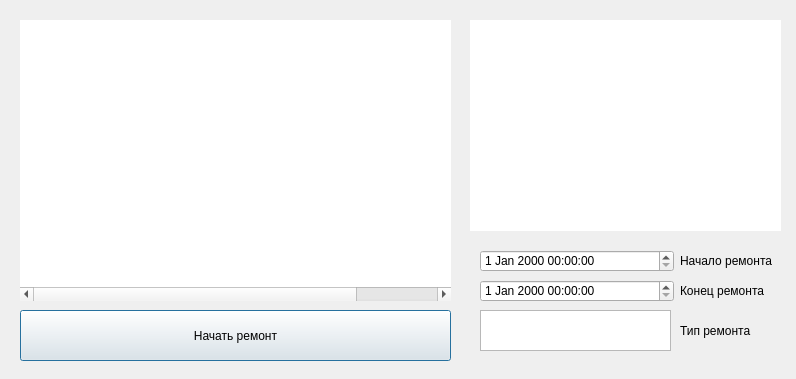
Pinkyuu/Machine-building-plant, file Machine/repair.ui: the form before one commit.
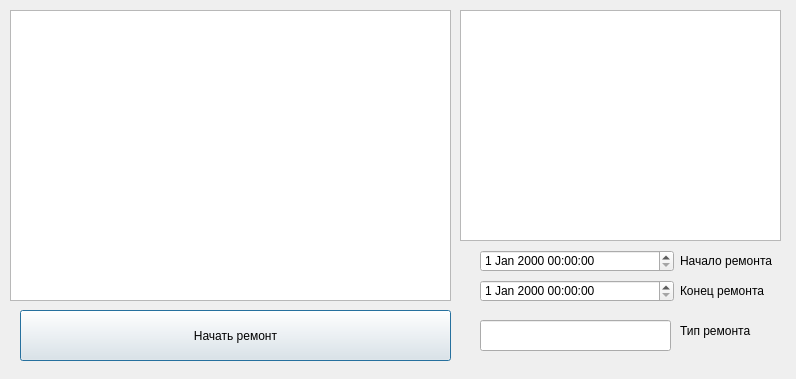
The form after the commit.

```diff
--- a/Machine/repair.ui
+++ b/Machine/repair.ui
@@ -13,110 +13,6 @@
   <property name="windowTitle">
    <string>Dialog</string>
   </property>
-  <widget class="QTableWidget" name="tableWidget">
-   <property name="geometry">
-    <rect>
-     <x>20</x>
-     <y>20</y>
-     <width>431</width>
-     <height>281</height>
-    </rect>
-   </property>
-   <property name="autoFillBackground">
-    <bool>false</bool>
-   </property>
-   <property name="frameShape">
-    <enum>QFrame::NoFrame</enum>
-   </property>
-   <property name="frameShadow">
-    <enum>QFrame::Sunken</enum>
-   </property>
-   <property name="verticalScrollBarPolicy">
-    <enum>Qt::ScrollBarAsNeeded</enum>
-   </property>
-   <property name="sizeAdjustPolicy">
-    <enum>QAbstractScrollArea::AdjustIgnored</enum>
-   </property>
-   <property name="autoScrollMargin">
-    <number>16</number>
-   </property>
-   <property name="dragEnabled">
-    <bool>false</bool>
-   </property>
-   <property name="defaultDropAction">
-    <enum>Qt::CopyAction</enum>
-   </property>
-   <property name="alternatingRowColors">
-    <bool>false</bool>
-   </property>
-   <property name="gridStyle">
-    <enum>Qt::CustomDashLine</enum>
-   </property>
-   <property name="sortingEnabled">
-    <bool>true</bool>
-   </property>
-   <attribute name="horizontalHeaderVisible">
-    <bool>false</bool>
-   </attribute>
-   <attribute name="horizontalHeaderCascadingSectionResizes">
-    <bool>false</bool>
-   </attribute>
-   <attribute name="horizontalHeaderHighlightSections">
-    <bool>true</bool>
-   </attribute>
-   <attribute name="horizontalHeaderShowSortIndicator" stdset="0">
-    <bool>true</bool>
-   </attribute>
-   <attribute name="horizontalHeaderStretchLastSection">
-    <bool>false</bool>
-   </attribute>
-   <attribute name="verticalHeaderVisible">
-    <bool>false</bool>
-   </attribute>
-   <attribute name="verticalHeaderCascadingSectionResizes">
-    <bool>false</bool>
-   </attribute>
-   <attribute name="verticalHeaderShowSortIndicator" stdset="0">
-    <bool>false</bool>
-   </attribute>
-   <attribute name="verticalHeaderStretchLastSection">
-    <bool>false</bool>
-   </attribute>
-   <column>
-    <property name="text">
-     <string>Станок</string>
-    </property>
-    <property name="font">
-     <font>
-      <weight>50</weight>
-      <italic>false</italic>
-      <bold>false</bold>
-      <underline>false</underline>
-      <strikeout>false</strikeout>
-     </font>
-    </property>
-   </column>
-   <column>
-    <property name="text">
-     <string>Тип ремонта</string>
-    </property>
-   </column>
-   <column>
-    <property name="text">
-     <string>Дата начала ремонта</string>
-    </property>
-   </column>
-   <column>
-    <property name="text">
-     <string>Дата окончания ремонта</string>
-    </property>
-   </column>
-   <column>
-    <property name="text">
-     <string/>
-    </property>
-   </column>
-  </widget>
   <widget class="QDateTimeEdit" name="dateTimeEdit_2">
    <property name="geometry">
     <rect>
@@ -176,110 +72,6 @@
     <string>Конец ремонта</string>
    </property>
   </widget>
-  <widget class="QTextEdit" name="textEdit">
-   <property name="geometry">
-    <rect>
-     <x>480</x>
-     <y>310</y>
-     <width>191</width>
-     <height>41</height>
-    </rect>
-   </property>
-  </widget>
-  <widget class="QTableWidget" name="tableWidget_2">
-   <property name="geometry">
-    <rect>
-     <x>470</x>
-     <y>20</y>
-     <width>311</width>
-     <height>211</height>
-    </rect>
-   </property>
-   <property name="autoFillBackground">
-    <bool>false</bool>
-   </property>
-   <property name="frameShape">
-    <enum>QFrame::NoFrame</enum>
-   </property>
-   <property name="frameShadow">
-    <enum>QFrame::Sunken</enum>
-   </property>
-   <property name="verticalScrollBarPolicy">
-    <enum>Qt::ScrollBarAsNeeded</enum>
-   </property>
-   <property name="sizeAdjustPolicy">
-    <enum>QAbstractScrollArea::AdjustIgnored</enum>
-   </property>
-   <property name="autoScrollMargin">
-    <number>16</number>
-   </property>
-   <property name="dragEnabled">
-    <bool>false</bool>
-   </property>
-   <property name="defaultDropAction">
-    <enum>Qt::CopyAction</enum>
-   </property>
-   <property name="alternatingRowColors">
-    <bool>false</bool>
-   </property>
-   <property name="gridStyle">
-    <enum>Qt::CustomDashLine</enum>
-   </property>
-   <property name="sortingEnabled">
-    <bool>true</bool>
-   </property>
-   <attribute name="horizontalHeaderVisible">
-    <bool>false</bool>
-   </attribute>
-   <attribute name="horizontalHeaderCascadingSectionResizes">
-    <bool>false</bool>
-   </attribute>
-   <attribute name="horizontalHeaderHighlightSections">
-    <bool>true</bool>
-   </attribute>
-   <attribute name="horizontalHeaderShowSortIndicator" stdset="0">
-    <bool>true</bool>
-   </attribute>
-   <attribute name="horizontalHeaderStretchLastSection">
-    <bool>false</bool>
-   </attribute>
-   <attribute name="verticalHeaderVisible">
-    <bool>false</bool>
-   </attribute>
-   <attribute name="verticalHeaderCascadingSectionResizes">
-    <bool>false</bool>
-   </attribute>
-   <attribute name="verticalHeaderShowSortIndicator" stdset="0">
-    <bool>false</bool>
-   </attribute>
-   <attribute name="verticalHeaderStretchLastSection">
-    <bool>false</bool>
-   </attribute>
-   <column>
-    <property name="text">
-     <string>Станок</string>
-    </property>
-    <property name="font">
-     <font>
-      <weight>50</weight>
-      <italic>false</italic>
-      <bold>false</bold>
-      <underline>false</underline>
-      <strikeout>false</strikeout>
-     </font>
-    </property>
-   </column>
-   <column>
-    <property name="text">
-     <string>Марка</string>
-    </property>
-   </column>
-   <column>
-    <property name="text">
-     <string>Страна-производитель</string>
-    </property>
-   </column>
-  </widget>
   <widget class="QLabel" name="label_3">
    <property name="geometry">
     <rect>
@@ -293,6 +85,36 @@
     <string>Тип ремонта</string>
    </property>
   </widget>
+  <widget class="QTableView" name="machineview">
+   <property name="geometry">
+    <rect>
+     <x>10</x>
+     <y>10</y>
+     <width>441</width>
+     <height>291</height>
+    </rect>
+   </property>
+  </widget>
+  <widget class="QTableView" name="repairview">
+   <property name="geometry">
+    <rect>
+     <x>460</x>
+     <y>10</y>
+     <width>321</width>
+     <height>231</height>
+    </rect>
+   </property>
+  </widget>
+  <widget class="QLineEdit" name="lineEdit">
+   <property name="geometry">
+    <rect>
+     <x>480</x>
+     <y>320</y>
+     <width>191</width>
+     <height>31</height>
+    </rect>
+   </property>
+  </widget>
  </widget>
  <resources/>
  <connections/>
```
